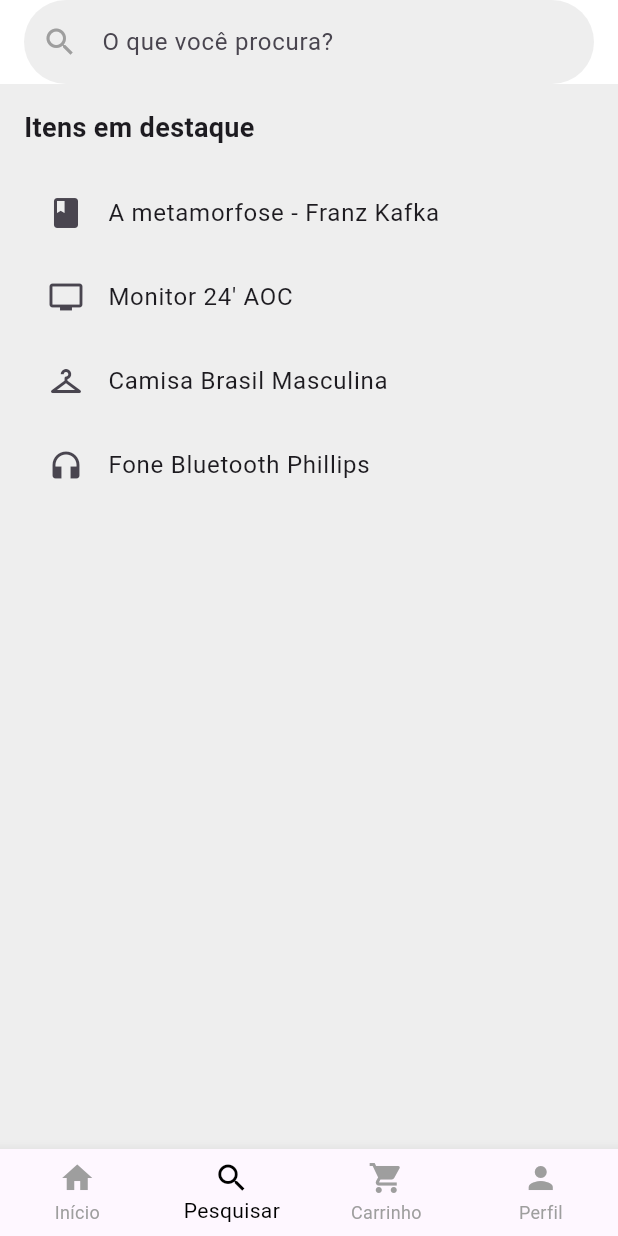
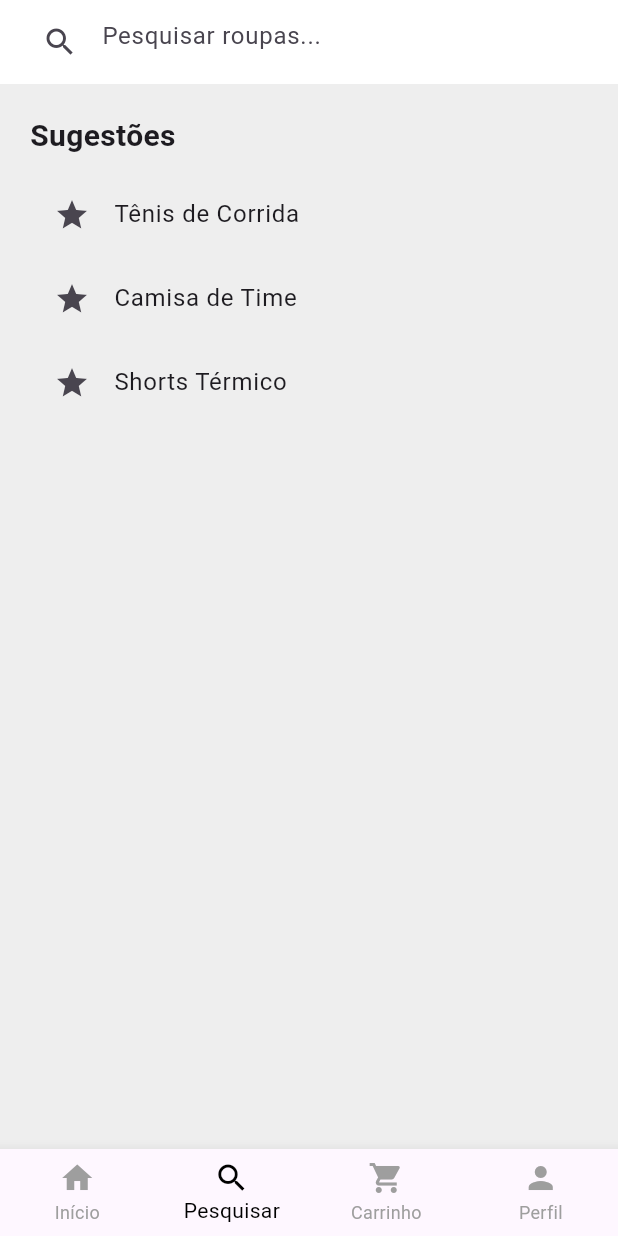
Before and after one commit to ryanantoniio/clickloja1, a Flutter app: the screen it shows after launch, item 2 of the bottom bar chosen, on a phone screen of 412 x 824 dp. Run offline on Flutter 3.47's test engine with Material 3 defaults, Android fonts, the phone set to English and light mode, and no system bars; network calls fail.

Commit message:
changes2

```diff
--- a/lib/telas/cart_screen.dart
+++ b/lib/telas/cart_screen.dart
@@ -15,7 +15,7 @@ class CartScreen extends StatelessWidget {
         padding: const EdgeInsets.all(16.0),
         children: [
           _buildCartItem(
-            'Camisa Seleção Brasileira',
+            'Camisa Seleção Brasileira nnbvhjfh jhf hj fjhf jhfjhf ghf ghd ghfjhfhk fhgdg j jhf jgf jhf jhfjh fj',
             'R\$ 49,99',
             'https://images.tcdn.com.br/img/img_prod/1044362/camisa_futebol_brasil_copa_do_mundo_2026_ii_torced_1_20260115102624_75150200e531.jpg',
           ),
@@ -59,7 +59,7 @@ class CartScreen extends StatelessWidget {
               ),
             ),
 
-            const SizedBox(width: 16),
+             const SizedBox(width: 16),
 
             Expanded(
               child: Column(
@@ -69,7 +69,7 @@ class CartScreen extends StatelessWidget {
                     titulo,
                     style: const TextStyle(fontWeight: FontWeight.bold, fontSize: 16),
                     overflow: TextOverflow.ellipsis,
-                    maxLines: 2,
+                    maxLines: 1,
                   ),
                   const SizedBox(height: 8),
                   Text(
--- a/lib/telas/home_screen.dart
+++ b/lib/telas/home_screen.dart
@@ -12,7 +12,7 @@ class HomeScreen extends StatelessWidget {
         backgroundColor: Colors.white54,
         elevation: 0,
 
-        // icone de sino ao lado do nome
+
         actions: [
           IconButton(
             icon: const Icon(Icons.notifications, color: Colors.black54),
@@ -64,20 +64,18 @@ class HomeScreen extends StatelessWidget {
         child: Column(
           crossAxisAlignment: CrossAxisAlignment.start,
           children: [
-            // pra imagem ocupar o maximo de espaco
             Expanded(
                 child: ClipRRect(
                   borderRadius: const BorderRadius.vertical(top: Radius.circular(12)),
                   child: Image.network(
-                    url, // usa  a url da imagem passada no metodo
+                    url,
                     width: double.infinity,
-                    fit: BoxFit.cover, // garante que a imagem vai preencher todo o espaco
+                    fit: BoxFit.cover,
                     loadingBuilder: (context, child, loadingProgress){
                       if (loadingProgress == null) return child; // se carregou vai mostrar a imagem
                       return const Center(child: CircularProgressIndicator()); // se nao vai mostrar o circulo girando
                     },
                     errorBuilder: (context, error, stackTrace){
-                      // se der erro mostra o icone de foto
                       return const Center(child: Icon(Icons.image, size: 50, color: Colors.grey));
                     },
                   ),
--- a/lib/telas/main_navigation.dart
+++ b/lib/telas/main_navigation.dart
@@ -16,7 +16,7 @@ class _MainNavigationState extends State<MainNavigation> {
 
   final List<Widget> _telas = [
     const HomeScreen(),
-    const SearchScreen(),
+    const TelaPesquisa(),
     const CartScreen(),
     const ProfileScreen(),
   ];
--- a/lib/telas/search_screen.dart
+++ b/lib/telas/search_screen.dart
@@ -1,49 +1,54 @@
 import 'package:flutter/material.dart';
 
-class SearchScreen extends StatelessWidget {
-  const SearchScreen({super.key});
+void main() {
+  runApp(const MaterialApp(
+    home: TelaPesquisa(),
+    debugShowCheckedModeBanner: false,
+  ));
+}
+
+class TelaPesquisa extends StatelessWidget {
+  const TelaPesquisa({super.key});
 
   @override
   Widget build(BuildContext context) {
     return Scaffold(
+      // 1. Barra de cima com o campo de texto
       appBar: AppBar(
-        backgroundColor: Colors.white,
-        elevation: 0,
-        title: TextField(
+        title: const TextField(
           decoration: InputDecoration(
-            hintText: 'O que você procura?',
-            prefixIcon: const Icon(Icons.search, color: Colors.grey),
-            border: OutlineInputBorder(
-              borderRadius: BorderRadius.circular(40),
-              borderSide: BorderSide.none,
-            ),
-            filled: true,
-            fillColor: Colors.grey[200],
+            hintText: 'Pesquisar roupas...',
+            prefixIcon: Icon(Icons.search),
+            border: InputBorder.none, // Remove a linha feia debaixo do texto
           ),
         ),
+        backgroundColor: Colors.white,
       ),
-      body: Padding(
-        padding: const EdgeInsets.all(16.0),
-        child: Column(
-          crossAxisAlignment: CrossAxisAlignment.start,
-          children: [
-            const Text(
-              'Itens em destaque',
-              style: TextStyle(fontSize: 18, fontWeight: FontWeight.bold),
-            ),
-            const SizedBox(height: 16),
-            Expanded(
-              child: ListView(
-                children: const [
-                  ListTile(leading: Icon(Icons.book), title: Text('A metamorfose - Franz Kafka')),
-                  ListTile(leading: Icon(Icons.tv), title: Text("Monitor 24' AOC")),
-                  ListTile(leading: Icon(Icons.checkroom), title: Text('Camisa Brasil Masculina')),
-                  ListTile(leading: Icon(Icons.headphones), title: Text('Fone Bluetooth Phillips')),
-                ],
-              ),
-            ),
-          ],
-        ),
+
+      // 2. O corpo da tela com uma lista simples
+      body: ListView(
+        padding: const EdgeInsets.all(20),
+        children: const [
+          Text(
+            "Sugestões",
+            style: TextStyle(fontSize: 20, fontWeight: FontWeight.bold),
+          ),
+          SizedBox(height: 10), // Espaço entre o título e a lista
+
+          // Itens da lista (Repita este bloco para criar mais itens)
+          ListTile(
+            leading: Icon(Icons.star),
+            title: Text("Tênis de Corrida"),
+          ),
+          ListTile(
+            leading: Icon(Icons.star),
+            title: Text("Camisa de Time"),
+          ),
+          ListTile(
+            leading: Icon(Icons.star),
+            title: Text("Shorts Térmico"),
+          ),
+        ],
       ),
     );
   }
```
